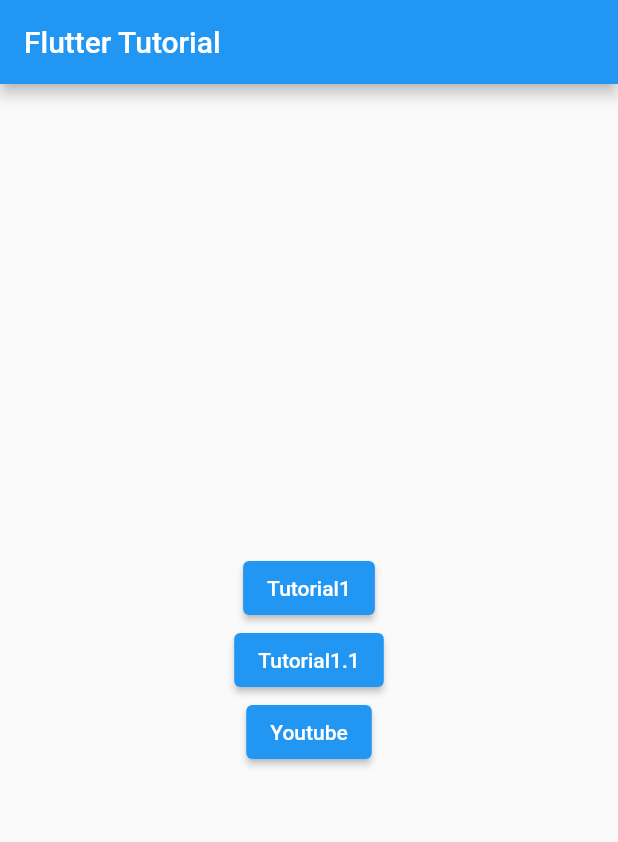
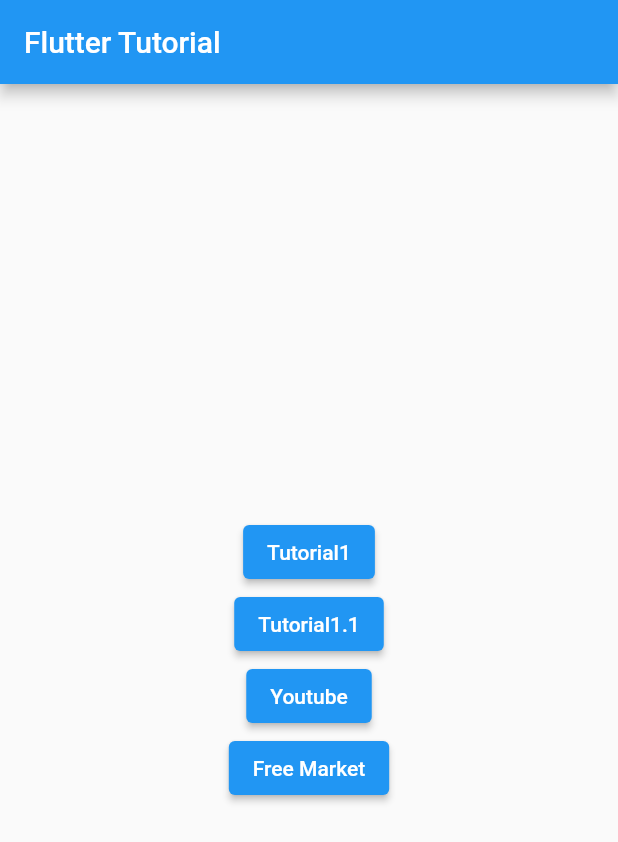
Before and after one commit to kenji-axia/flutter_tutorial, a Flutter app: the screen it shows after launch, on a phone screen of 412 x 824 dp. Shown: the top 842 px of the screen. Run offline on Flutter 3.47's test engine with Material 2 defaults, Android fonts, the phone set to English and light mode, and no system bars; our stand-ins replace flutter_svg.

Commit message:
Free Market Screenへの遷移を実装

```diff
--- a/lib/main.dart
+++ b/lib/main.dart
@@ -3,6 +3,7 @@ import 'package:flutter/material.dart';
 import 'building/building_layout_screen.dart';
 import 'animation/animation_screen.dart';
 import 'youtube/youtube_screen.dart';
+import 'free_market/free_market_screen.dart';
 
 void main() {
   runApp(const MyApp());
@@ -50,6 +51,10 @@ class MyHomePage extends StatelessWidget {
               'Youtube',
               YoutubeScreen(),
             ),
+            TransitionScreenButton(
+              'Free Market',
+              FreeMarketScreen(),
+            ),
           ],
         ),
       ),
```
Also changed, not shown: lib/free_market/free_market_screen.dart (added, +21 -0 lines).
